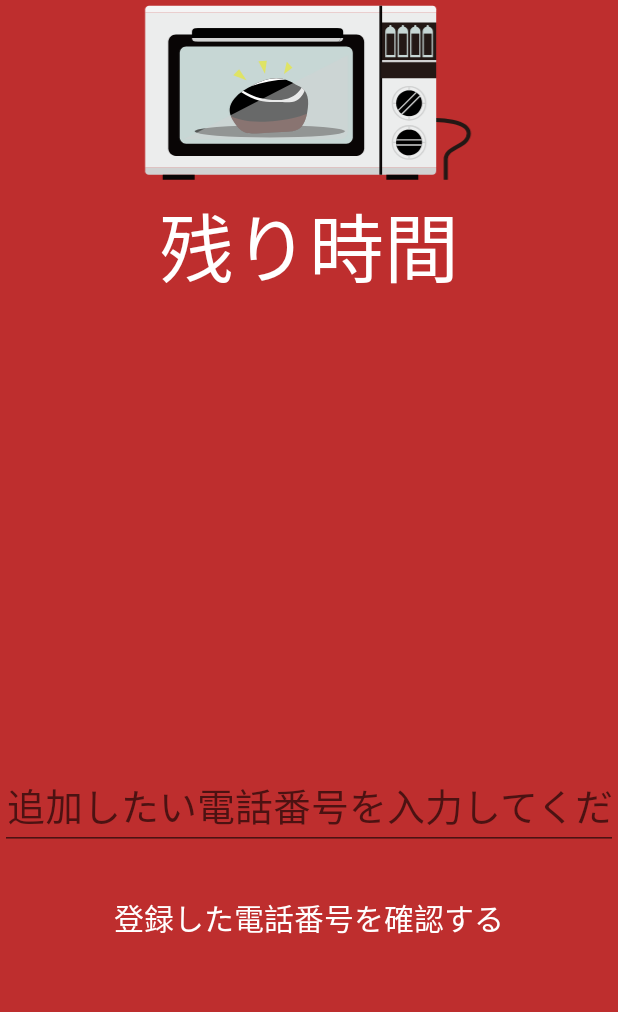
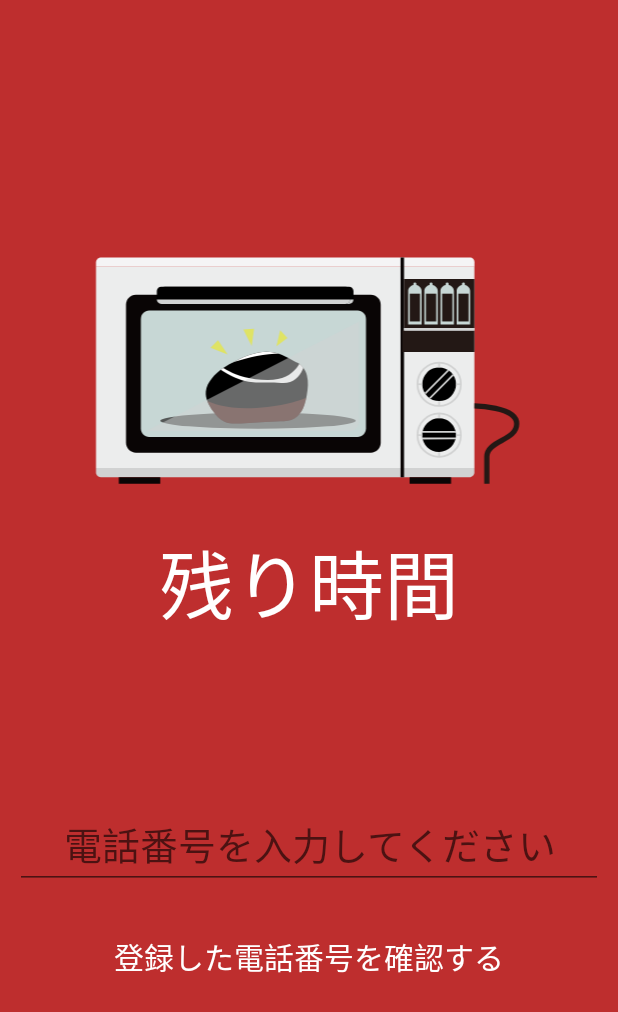
Before and after one commit to niku29niku/digit-hackathon2018, an Android app: the screen it shows after launch (MainActivity), on a phone screen of 412 x 824 dp. Shown: the top 1012 px of the screen. Run offline under Robolectric (Android 15) with nearby library versions, the phone set to English and light mode, and no system bars; our stand-ins replace Firebase (no records; nobody signed in at launch, a user with empty details on screens opened directly); libraries missing offline, so code that uses them is left out: com.muddzdev.styleabletoastlibrary, info.vividcode.time.

Commit message:
Add icon

```diff
--- a/RoastBeefApp/app/src/main/java/com/example/yoshi1125hisa/roastbeefapp/MainActivity.java
+++ b/RoastBeefApp/app/src/main/java/com/example/yoshi1125hisa/roastbeefapp/MainActivity.java
@@ -29,7 +29,6 @@ import android.view.inputmethod.InputMethodManager;
 import android.widget.RelativeLayout;
 import android.widget.TextView;
 import android.widget.Toast;
-
 import com.google.firebase.database.DataSnapshot;
 import com.google.firebase.database.DatabaseError;
 import com.google.firebase.database.DatabaseReference;
--- a/RoastBeefApp/app/src/main/res/layout/activity_main.xml
+++ b/RoastBeefApp/app/src/main/res/layout/activity_main.xml
@@ -2,85 +2,78 @@
 <RelativeLayout xmlns:android="http://schemas.android.com/apk/res/android"
     xmlns:app="http://schemas.android.com/apk/res-auto"
     xmlns:tools="http://schemas.android.com/tools"
+    android:id="@+id/relativeLayout"
     android:layout_width="match_parent"
     android:layout_height="match_parent"
     android:background="#BE2E2E"
     android:focusableInTouchMode="true"
-    android:id="@+id/relativeLayout"
+    android:gravity="center"
     tools:context=".MainActivity">
 
 
-    <TextView
-        android:id="@+id/timer"
-        android:layout_width="wrap_content"
+    <LinearLayout
+        android:layout_width="match_parent"
         android:layout_height="wrap_content"
-        android:layout_alignParentBottom="true"
-        android:layout_centerHorizontal="true"
-        android:layout_marginBottom="463dp"
-        android:textColor="@android:color/white"
-        android:textSize="120sp" />
-
-    <!--Button
-        android:id="@+id/start_button"
-        android:layout_width="wrap_content"
-        android:layout_height="wrap_content"
-        android:layout_alignParentStart="true"
-        android:layout_alignParentTop="true"
-        android:text="start" />
-
-    <Button
-        android:id="@+id/stop_button"
-        android:layout_width="wrap_content"
-        android:layout_height="wrap_content"
-        android:layout_alignParentEnd="true"
-        android:layout_alignParentTop="true"
-        android:text="stop" /-->
+        android:orientation="vertical">
 
         <ImageView
             android:id="@+id/imageView"
-        android:layout_width="400dp"
-        android:layout_height="400dp"
-        android:layout_above="@+id/textView2"
-        android:layout_centerHorizontal="true"
+            android:layout_width="300dp"
+
+            android:layout_height="200dp"
+            android:layout_gravity="center"
+            android:paddingBottom="20dp"
+            android:paddingTop="15dp"
             app:srcCompat="@drawable/micro_renge" />
 
         <TextView
             android:id="@+id/textView2"
-        android:layout_width="wrap_content"
+            android:layout_width="match_parent"
             android:layout_height="wrap_content"
             android:layout_above="@+id/timer"
-        android:layout_centerHorizontal="true"
+
+            android:gravity="center"
             android:text="残り時間"
             android:textColor="@android:color/white"
             android:textSize="50sp" />
 
+        <TextView
+            android:id="@+id/timer"
+            android:layout_width="match_parent"
+            android:layout_height="wrap_content"
+
+            android:layout_margin="15dp"
+            android:gravity="center"
+            android:textColor="@android:color/white"
+            android:textSize="50sp" />
+
+        <EditText
+            android:id="@+id/telNumText"
+            android:layout_width="match_parent"
+            android:layout_height="wrap_content"
+
+            android:layout_gravity="center"
+            android:layout_margin="10dp"
+            android:layout_weight="1"
+            android:ems="10"
+            android:gravity="center"
+            android:hint="電話番号を入力してください"
+            android:inputType="phone"
+            android:textColor="@android:color/white"
+            android:textSize="25sp" />
+
         <Button
             android:id="@+id/lookButton"
             style="@android:style/Widget.Material.Light.Button.Borderless.Colored"
-        android:layout_width="wrap_content"
+            android:layout_width="match_parent"
             android:layout_height="wrap_content"
-        android:layout_alignParentBottom="true"
-        android:layout_centerHorizontal="true"
-        android:layout_marginBottom="187dp"
+
+            android:layout_margin="10dp"
             android:gravity="center"
             android:text="登録した電話番号を確認する"
             android:textColor="@android:color/white"
             android:textSize="20sp" />
-
-    <EditText
-        android:id="@+id/telNumText"
-        android:layout_width="500dp"
-        android:layout_height="wrap_content"
-        android:layout_alignParentBottom="true"
-        android:layout_centerHorizontal="true"
-        android:layout_marginBottom="257dp"
-        android:layout_weight="1"
-        android:ems="10"
-        android:gravity="center"
-        android:hint="追加したい電話番号を入力してください"
-        android:inputType="phone"
-        android:textColor="@android:color/white"
-        android:textSize="25sp" />
+    </LinearLayout>
 
 
 </RelativeLayout>
--- a/RoastBeefApp/app/src/main/res/layout/activity_tel_list.xml
+++ b/RoastBeefApp/app/src/main/res/layout/activity_tel_list.xml
@@ -11,13 +11,15 @@
         android:gravity="center"
         android:text="電話番号が登録されていません"
         />
+
     <ListView
         android:id="@+id/listView"
-        style="@style/Widget.AppCompat.Light.ListView.DropDown"
+        style="@android:style/Widget.DeviceDefault.Light.ExpandableListView"
         android:layout_width="wrap_content"
         android:layout_height="match_parent"
         android:layout_alignParentStart="true"
         android:layout_alignParentTop="true"
-        android:divider="#0022ff" >
-    </ListView>
+        android:backgroundTint="@android:color/holo_red_dark"
+        android:divider="#0022ff"
+        android:visibility="visible"></ListView>
 </RelativeLayout>
--- a/RoastBeefApp/app/src/main/res/values/strings.xml
+++ b/RoastBeefApp/app/src/main/res/values/strings.xml
@@ -1,4 +1,4 @@
 <resources>
-    <string name="app_name">RoastBeefApp</string>
+    <string name="app_name">RoastBeef</string>
     <string name="waiting_cooking">料理開始待ち</string>
 </resources>
```
Also changed, not shown: 1 other file. Lines whose indentation alone changed are shown as unchanged.
